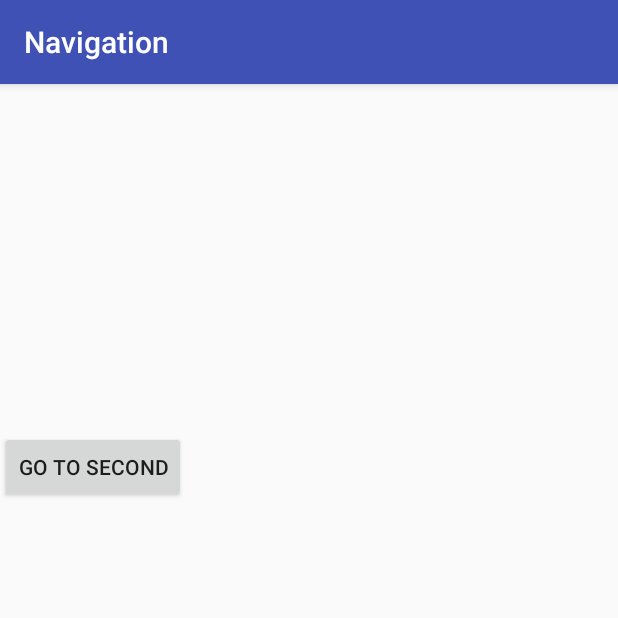
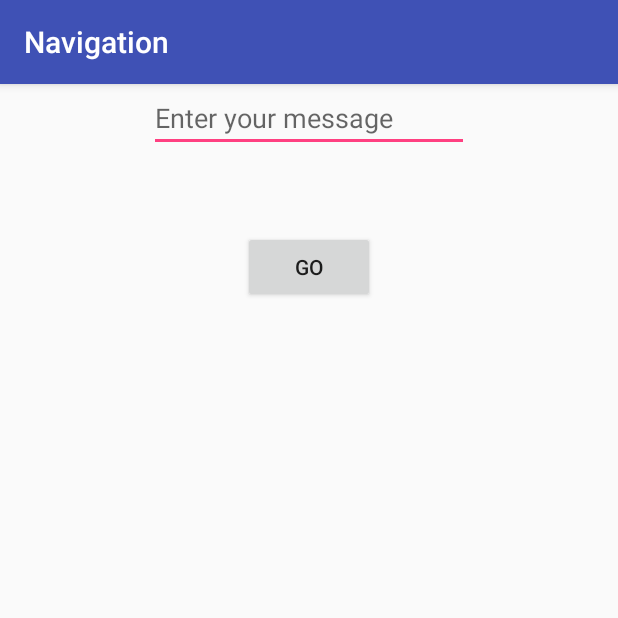
Before and after one commit to BaronVonPerko/AndroidActivityNavigationExample, an Android app: the screen it shows after launch (MainActivity), on a phone screen of 412 x 824 dp, the top half of it. Run offline under Robolectric (Android 15) with nearby library versions, the phone set to English and light mode, and no system bars.

Commit message:
Pass message to 2nd activity

```diff
--- a/app/src/main/java/net/chrisperko/navigatebetweenactivities/MainActivity.java
+++ b/app/src/main/java/net/chrisperko/navigatebetweenactivities/MainActivity.java
@@ -5,8 +5,11 @@ import android.support.v7.app.AppCompatActivity;
 import android.os.Bundle;
 import android.view.View;
 import android.widget.Button;
+import android.widget.EditText;
 
 public class MainActivity extends AppCompatActivity {
+
+    public static final String MESSAGE = "net.chrisperko.navigatebetweenactivities.MESSAGE";
 
     @Override
     protected void onCreate(Bundle savedInstanceState) {
@@ -22,6 +25,11 @@ public class MainActivity extends AppCompatActivity {
             @Override
             public void onClick(View view) {
                 Intent intent = new Intent(MainActivity.this, SecondActivity.class);
+
+                EditText etMessage = (EditText) findViewById(R.id.etMessage);
+                String message = etMessage.getText().toString();
+                intent.putExtra(MESSAGE, message);
+
                 startActivity(intent);
             }
         });
--- a/app/src/main/res/layout/activity_main.xml
+++ b/app/src/main/res/layout/activity_main.xml
@@ -6,12 +6,27 @@
     android:layout_height="match_parent"
     tools:context="net.chrisperko.navigatebetweenactivities.MainActivity">
 
+    <EditText
+        android:id="@+id/etMessage"
+        android:layout_width="wrap_content"
+        android:layout_height="wrap_content"
+        android:ems="10"
+        android:inputType="textPersonName"
+        android:text=""
+        android:hint="Enter your message"
+        tools:layout_editor_absoluteY="41dp"
+        app:layout_constraintLeft_toLeftOf="parent"
+        app:layout_constraintRight_toRightOf="parent" />
+
     <Button
         android:id="@+id/btnOpenSecondActivity"
         android:layout_width="wrap_content"
         android:layout_height="wrap_content"
-        android:text="Go To Second"
-        tools:layout_editor_absoluteX="131dp"
-        app:layout_constraintTop_toTopOf="parent"
-        android:layout_marginTop="231dp" />
+        android:text="Go"
+        app:layout_constraintLeft_toLeftOf="parent"
+        app:layout_constraintBottom_toBottomOf="parent"
+        app:layout_constraintRight_toRightOf="parent"
+        app:layout_constraintVertical_bias="0.067"
+        android:layout_marginTop="8dp"
+        app:layout_constraintTop_toBottomOf="@+id/etMessage" />
 </android.support.constraint.ConstraintLayout>
--- a/app/src/main/res/layout/activity_second.xml
+++ b/app/src/main/res/layout/activity_second.xml
@@ -7,10 +7,9 @@
     tools:context="net.chrisperko.navigatebetweenactivities.SecondActivity">
 
     <TextView
-        android:id="@+id/textView"
+        android:id="@+id/tvMessage"
         android:layout_width="wrap_content"
         android:layout_height="wrap_content"
-        android:text="Hello there!"
         tools:layout_editor_absoluteY="247dp"
         tools:layout_editor_absoluteX="163dp" />
 </android.support.constraint.ConstraintLayout>
```
Also changed, not shown: app/src/main/java/net/chrisperko/navigatebetweenactivities/SecondActivity.java (+12 -0 lines).
